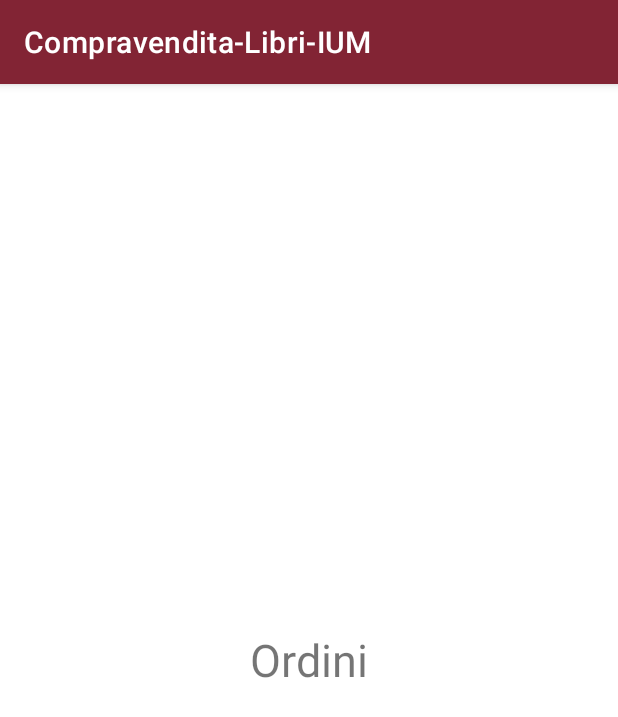
After one commit to salvi-1883208/Compravendita-Libri-IUM, an Android app: the OrdersActivity screen opened directly, with no data from a screen before it, on a phone screen of 412 x 824 dp. The commit adds this screen. Shown: the top 717 px of the screen. Run offline under Robolectric (Android 15) with nearby library versions, the phone set to English and light mode, and no system bars.

Commit message:
andare con il bottone "ordini effettuati" all'activity di ordini

```diff
--- a/app/src/main/AndroidManifest.xml
+++ b/app/src/main/AndroidManifest.xml
@@ -9,6 +9,9 @@
         android:roundIcon="@mipmap/ic_launcher_round"
         android:supportsRtl="true"
         android:theme="@style/Theme.CompravenditaLibriIUM">
+        <activity
+            android:name=".OrdersActivity"
+            android:exported="false" />
         <activity
             android:name=".HomeActivity"
             android:exported="true">
@@ -24,8 +27,6 @@
         <activity
             android:name=".MainActivity"
             android:exported="false" />
-
-
     </application>
 
 </manifest>
--- /dev/null
+++ b/app/src/main/java/com/example/compravendita_libri_ium/OrdersActivity.java
@@ -0,0 +1,14 @@
+package com.example.compravendita_libri_ium;
+
+import androidx.appcompat.app.AppCompatActivity;
+
+import android.os.Bundle;
+
+public class OrdersActivity extends AppCompatActivity {
+
+    @Override
+    protected void onCreate(Bundle savedInstanceState) {
+        super.onCreate(savedInstanceState);
+        setContentView(R.layout.activity_orders);
+    }
+}
--- /dev/null
+++ b/app/src/main/res/layout/activity_orders.xml
@@ -0,0 +1,23 @@
+<?xml version="1.0" encoding="utf-8"?>
+<androidx.constraintlayout.widget.ConstraintLayout xmlns:android="http://schemas.android.com/apk/res/android"
+    xmlns:app="http://schemas.android.com/apk/res-auto"
+    xmlns:tools="http://schemas.android.com/tools"
+    android:layout_width="match_parent"
+    android:layout_height="match_parent"
+    tools:context=".OrdersActivity">
+
+    <TextView
+        android:layout_width="wrap_content"
+        android:layout_height="wrap_content"
+        android:layout_marginStart="166dp"
+        android:layout_marginTop="345dp"
+        android:layout_marginEnd="166dp"
+        android:layout_marginBottom="346dp"
+        android:text="Ordini"
+        android:textSize="30sp"
+        app:layout_constraintBottom_toBottomOf="parent"
+        app:layout_constraintEnd_toEndOf="parent"
+        app:layout_constraintStart_toStartOf="parent"
+        app:layout_constraintTop_toTopOf="parent"></TextView>
+
+</androidx.constraintlayout.widget.ConstraintLayout>
```
Also changed, not shown: app/src/main/java/com/example/compravendita_libri_ium/MainActivity.java (+15 -0 lines), app/src/main/res/layout/activity_home.xml (+4 -4 lines).
